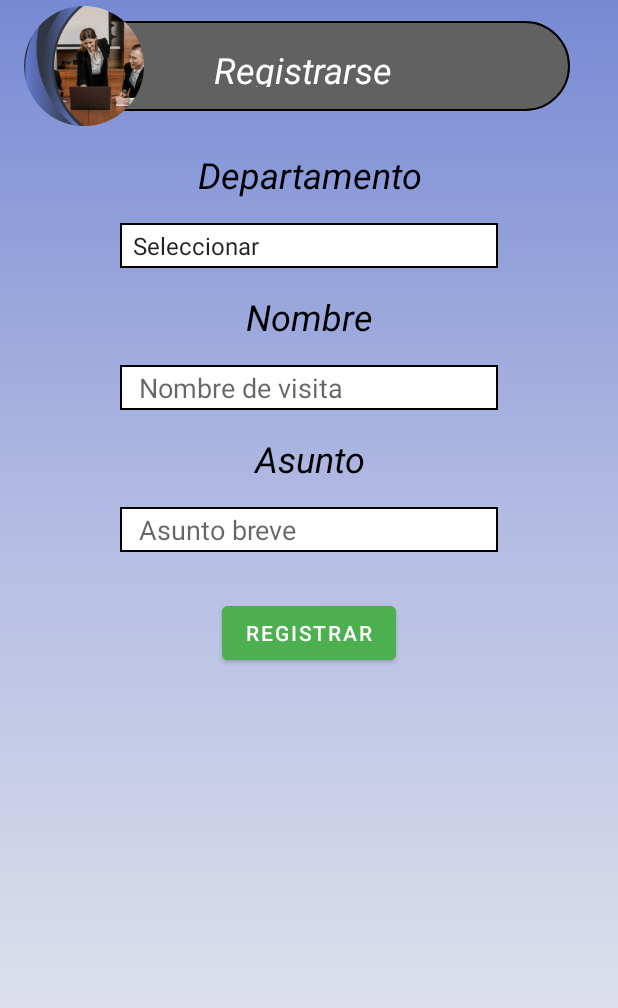
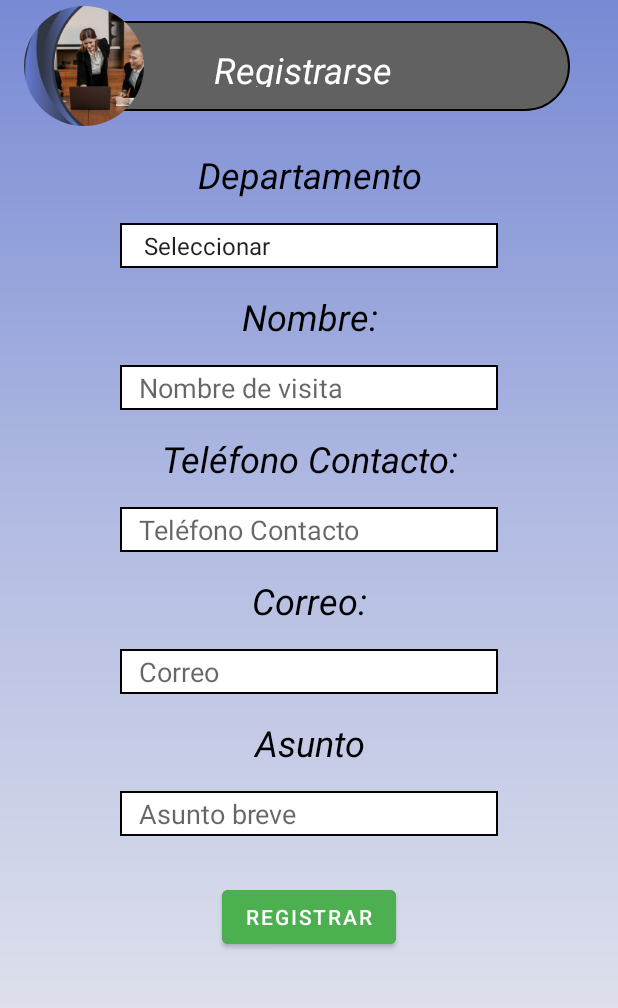
Before and after one commit to bzazueta/hey-banco, an Android app: the RegisterActivity screen opened directly, with no data from a screen before it, on a phone screen of 412 x 824 dp, the part 100-1108 px from its top. Run offline under Robolectric (Android 15) with nearby library versions, the phone set to English and light mode, and no system bars; our stand-ins replace CircleImageView, navigation-ui; libraries missing offline, so code that uses them is left out: com.loopj.android, cz.msebera.android; 4 statements that could not run were skipped.

Commit message:
28-04-2023 se agregan correo y teléfono en registrarse en la app

```diff
--- a/app/src/main/java/com/sycnos/heyvisitas/RegisterActivity.kt
+++ b/app/src/main/java/com/sycnos/heyvisitas/RegisterActivity.kt
@@ -84,6 +84,15 @@ class RegisterActivity : AppCompatActivity() {
                     mensajes!!.mensajeAceptar("Mensaje","Ingrese un nombre",this@RegisterActivity);                    //Toast.makeText(this@MainActivity,"Favor de ingresar el usuario",Toast.LENGTH_SHORT).show()
                 }
 
+                if(binding.etTel.text.toString().isNullOrEmpty() && binding.etEmail.text.toString().isNullOrEmpty())
+                {
+                    binding.btnRegister.isEnabled = true
+                    progresoRegister.dismiss()
+                    validado = false
+                    //Toast.makeText(this@VisitsActivity,"Seleccione una fecha", Toast.LENGTH_SHORT).show()
+                    mensajes!!.mensajeAceptar("Mensaje","Ingrese un Teléfono o un Correo",this@RegisterActivity);                    //Toast.makeText(this@MainActivity,"Favor de ingresar el usuario",Toast.LENGTH_SHORT).show()
+                }
+
                 if(validado)
                 {
                     val params = RequestParams()
@@ -92,6 +101,8 @@ class RegisterActivity : AppCompatActivity() {
                     params.put("nombre",binding.etName.text.toString())
                     params.put("departamento_id",arrayListIds.get(binding.spDepartaments.selectedItemPosition))
                     params.put("asunto",binding.etAsunto.text.toString())
+                    params.put("tel_contacto",binding.etAsunto.text.toString())
+                    params.put("email_contacto",binding.etAsunto.text.toString())
                     crearRegistro(params)
                 }
             }
--- a/app/src/main/java/com/sycnos/heyvisitas/ScannerProviderActivity.kt
+++ b/app/src/main/java/com/sycnos/heyvisitas/ScannerProviderActivity.kt
@@ -102,7 +102,7 @@ class ScannerProviderActivity : AppCompatActivity() {
                 var validado: Boolean = true
                 binding.btnEnter.isEnabled = false
                 progresoScannerProvider = ProgressDialog(this@ScannerProviderActivity)
-                progresoScannerProvider.setMessage("Registrando Entrada...")
+                progresoScannerProvider.setMessage("Registrando Salida...")
                 progresoScannerProvider.setIndeterminate(false)
                 progresoScannerProvider.setCancelable(false)
                 progresoScannerProvider.show()
--- a/app/src/main/java/com/sycnos/heyvisitas/ScannerVisitActivity.kt
+++ b/app/src/main/java/com/sycnos/heyvisitas/ScannerVisitActivity.kt
@@ -97,7 +97,7 @@ class ScannerVisitActivity : AppCompatActivity() {
                 var validado: Boolean = true
                 binding.btnEnter.isEnabled = false
                 progresoScannerVisit = ProgressDialog(this@ScannerVisitActivity)
-                progresoScannerVisit.setMessage("Registrando Entrada...")
+                progresoScannerVisit.setMessage("Registrando Salida...")
                 progresoScannerVisit.setIndeterminate(false)
                 progresoScannerVisit.setCancelable(false)
                 progresoScannerVisit.show()
--- a/app/src/main/res/layout/activity_forgot_password.xml
+++ b/app/src/main/res/layout/activity_forgot_password.xml
@@ -66,6 +66,7 @@
         android:layout_centerVertical="true"
         android:background="@drawable/border_edittext"
         android:hint=" Usuario"
+        android:paddingLeft="8dp"
         android:textColor="@color/black"
         app:layout_constraintLeft_toLeftOf="parent"
         app:layout_constraintRight_toRightOf="parent"
--- a/app/src/main/res/layout/activity_main.xml
+++ b/app/src/main/res/layout/activity_main.xml
@@ -59,6 +59,7 @@
         android:layout_centerVertical="true"
         android:background="@drawable/border_edittext"
         android:hint=" Usuario"
+        android:paddingLeft="8dp"
         android:textColor="@color/black"
         app:layout_constraintLeft_toLeftOf="parent"
         app:layout_constraintRight_toRightOf="parent"
@@ -87,6 +88,7 @@
         android:background="@drawable/border_edittext"
         android:hint=" Contraseña"
         android:inputType="textPassword"
+        android:paddingLeft="8dp"
         android:textColor="@color/black"
         app:layout_constraintLeft_toLeftOf="parent"
         app:layout_constraintRight_toRightOf="parent"
--- a/app/src/main/res/layout/activity_register.xml
+++ b/app/src/main/res/layout/activity_register.xml
@@ -86,10 +86,12 @@
         android:layout_marginRight="80dp"
         android:background="@drawable/border_edittext"
         android:entries="@array/departaments"
+        android:paddingLeft="8dp"
         android:textColor="@color/black"
         app:layout_constraintLeft_toLeftOf="parent"
         app:layout_constraintRight_toRightOf="parent"
         app:layout_constraintTop_toBottomOf="@+id/tvDepartament" />
+
     <TextView
         android:id="@+id/tvName"
         android:layout_width="wrap_content"
@@ -99,7 +101,7 @@
         android:textColor="@color/black"
         android:textSize="24sp"
         android:textStyle="italic"
-        android:text="Nombre"
+        android:text="Nombre:"
         app:layout_constraintTop_toBottomOf="@+id/spDepartaments"
         app:layout_constraintLeft_toLeftOf="parent"
         app:layout_constraintRight_toRightOf="parent"
@@ -122,6 +124,67 @@
         app:layout_constraintTop_toBottomOf="@+id/tvName" />
 
     <TextView
+        android:id="@+id/tvTel"
+        android:layout_width="wrap_content"
+        android:layout_height="wrap_content"
+        android:gravity="center"
+        android:padding="16dp"
+        android:text="Teléfono Contacto:"
+        android:textColor="@color/black"
+        android:textSize="24sp"
+        android:textStyle="italic"
+        app:layout_constraintLeft_toLeftOf="parent"
+        app:layout_constraintRight_toRightOf="parent"
+        app:layout_constraintTop_toBottomOf="@+id/etName" />
+
+    <EditText
+        android:id="@+id/etTel"
+        android:layout_width="0dp"
+        android:layout_height="30dp"
+        android:layout_centerHorizontal="true"
+        android:layout_centerVertical="true"
+        android:layout_marginLeft="80dp"
+        android:layout_marginRight="80dp"
+        android:background="@drawable/border_edittext"
+        android:hint=" Teléfono Contacto"
+        android:paddingLeft="8dp"
+        android:textColor="@color/black"
+        app:layout_constraintLeft_toLeftOf="parent"
+        app:layout_constraintRight_toRightOf="parent"
+        app:layout_constraintTop_toBottomOf="@+id/tvTel" />
+
+    <TextView
+        android:id="@+id/tvEmail"
+        android:layout_width="wrap_content"
+        android:layout_height="wrap_content"
+        android:gravity="center"
+        android:padding="16dp"
+        android:textColor="@color/black"
+        android:textSize="24sp"
+        android:textStyle="italic"
+        android:text="Correo:"
+        app:layout_constraintTop_toBottomOf="@+id/etTel"
+        app:layout_constraintLeft_toLeftOf="parent"
+        app:layout_constraintRight_toRightOf="parent"
+        />
+
+    <EditText
+        android:id="@+id/etEmail"
+        android:layout_width="0dp"
+        android:layout_height="30dp"
+        android:layout_centerHorizontal="true"
+        android:layout_centerVertical="true"
+        android:layout_marginLeft="80dp"
+        android:layout_marginRight="80dp"
+        android:background="@drawable/border_edittext"
+        android:hint=" Correo"
+        android:paddingLeft="8dp"
+        android:textColor="@color/black"
+        app:layout_constraintLeft_toLeftOf="parent"
+        app:layout_constraintRight_toRightOf="parent"
+        app:layout_constraintTop_toBottomOf="@+id/tvEmail" />
+
+    <TextView
         android:id="@+id/tvAsunto"
         android:layout_width="wrap_content"
         android:layout_height="wrap_content"
@@ -131,7 +194,7 @@
         android:textSize="24sp"
         android:textStyle="italic"
         android:text="Asunto"
-        app:layout_constraintTop_toBottomOf="@+id/etName"
+        app:layout_constraintTop_toBottomOf="@+id/etEmail"
         app:layout_constraintLeft_toLeftOf="parent"
         app:layout_constraintRight_toRightOf="parent"
         />
--- a/app/src/main/res/layout/activity_scanner_provider.xml
+++ b/app/src/main/res/layout/activity_scanner_provider.xml
@@ -49,7 +49,7 @@
             android:background="@drawable/home_border_radius"
             android:gravity="center_horizontal|center_vertical"
             android:padding="16dp"
-            android:text="Provedores"
+            android:text="Proveedores"
             android:textColor="@color/white"
             android:textSize="24sp"
             android:textStyle="italic"
--- a/app/src/main/res/layout/activity_visits.xml
+++ b/app/src/main/res/layout/activity_visits.xml
@@ -72,6 +72,7 @@
         android:hint=" Fecha"
         android:inputType="date"
         android:maxLines="1"
+        android:paddingLeft="8dp"
         android:textColor="@color/black"
         app:layout_constraintLeft_toLeftOf="parent"
         app:layout_constraintRight_toRightOf="parent"
@@ -98,6 +99,7 @@
         android:layout_height="30dp"
         android:background="@drawable/border_edittext"
         android:entries="@array/departaments"
+        android:paddingLeft="8dp"
         android:textColor="@color/black"
         app:layout_constraintLeft_toLeftOf="parent"
         app:layout_constraintRight_toRightOf="parent"
@@ -125,6 +127,7 @@
         android:layout_centerVertical="true"
         android:background="@drawable/border_edittext"
         android:hint=" Nombre"
+        android:paddingLeft="8dp"
         android:textColor="@color/black"
         app:layout_constraintLeft_toLeftOf="parent"
         app:layout_constraintRight_toRightOf="parent"
@@ -153,6 +156,7 @@
         android:layout_centerVertical="true"
         android:background="@drawable/border_edittext"
         android:hint=" Placas"
+        android:paddingLeft="8dp"
         android:textColor="@color/black"
         app:layout_constraintLeft_toLeftOf="parent"
         app:layout_constraintRight_toRightOf="parent"
```
